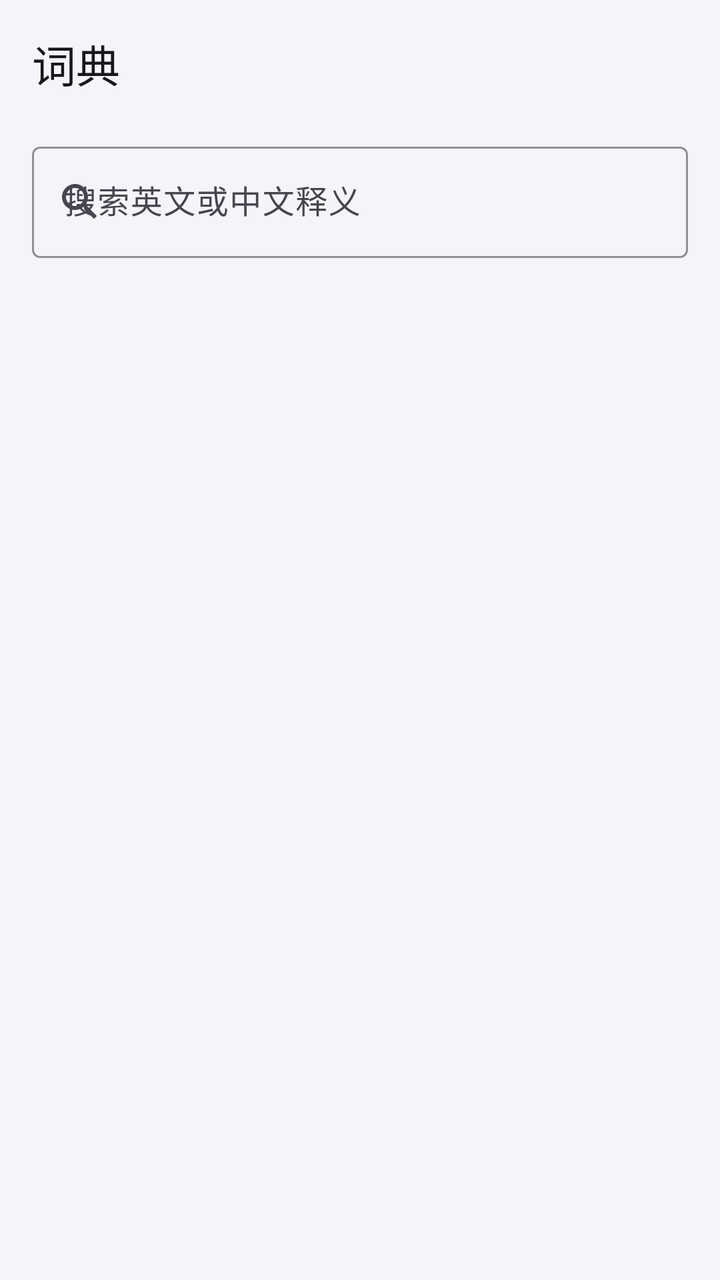
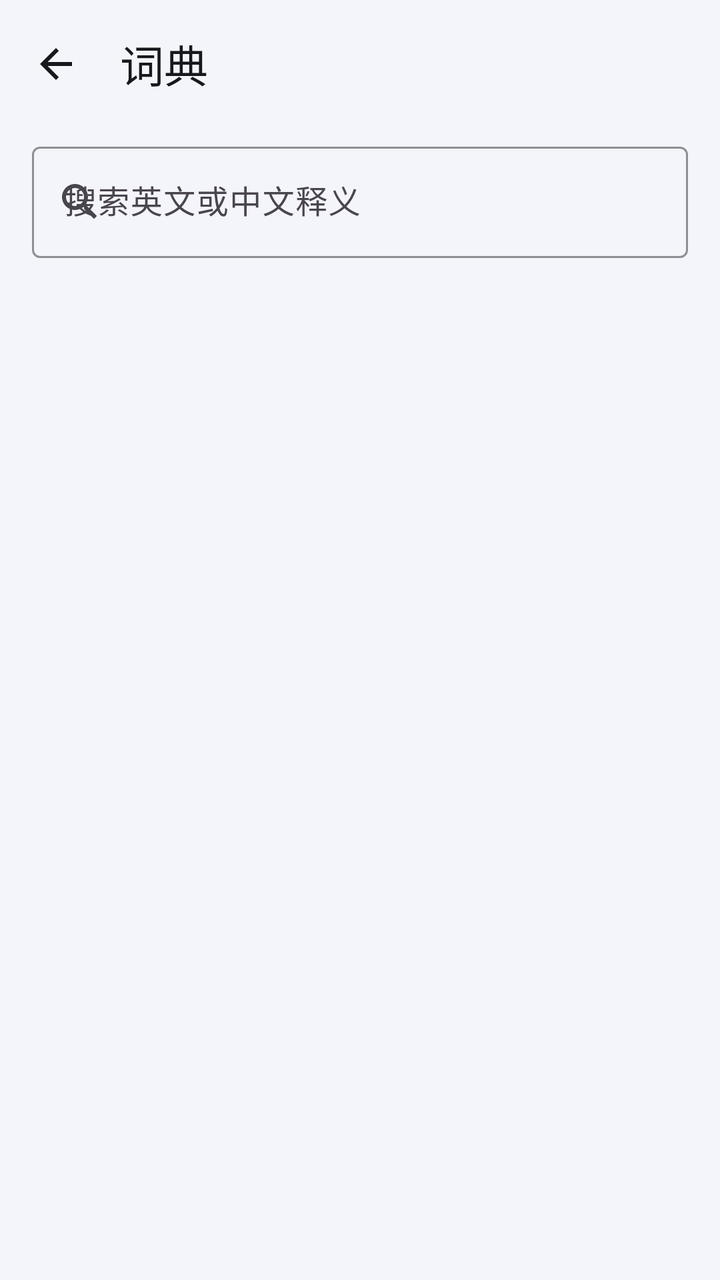

Two renders of the same Android screen: before a commit and after it. Below are the layout's source before the change and the commit's diff.
<!-- AndroidManifest.xml: application theme Theme.WordDrill -->
<!-- res/layout/activity_dictionary.xml -->
<?xml version="1.0" encoding="utf-8"?>
<LinearLayout xmlns:android="http://schemas.android.com/apk/res/android"
    xmlns:app="http://schemas.android.com/apk/res-auto"
    android:id="@+id/root"
    android:layout_width="match_parent"
    android:layout_height="match_parent"
    android:background="@color/bg"
    android:orientation="vertical">

    <com.google.android.material.appbar.MaterialToolbar
        android:id="@+id/toolbar"
        style="@style/Toolbar.WordDrill"
        android:layout_width="match_parent"
        android:layout_height="?attr/actionBarSize"
        app:title="@string/title_dictionary" />

    <com.google.android.material.textfield.TextInputLayout
        android:id="@+id/tilSearch"
        style="@style/Widget.Material3.TextInputLayout.OutlinedBox"
        android:layout_width="match_parent"
        android:layout_height="wrap_content"
        android:layout_marginStart="16dp"
        android:layout_marginTop="4dp"
        android:layout_marginEnd="16dp"
        android:hint="@string/dictionary_search_hint"
        app:boxStrokeColor="@color/brand"
        app:endIconMode="clear_text"
        app:startIconDrawable="@drawable/ic_search">

        <com.google.android.material.textfield.TextInputEditText
            android:id="@+id/etSearch"
            android:layout_width="match_parent"
            android:layout_height="wrap_content"
            android:imeOptions="actionSearch"
            android:inputType="text"
            android:maxLines="1"
            android:textSize="16sp" />
    </com.google.android.material.textfield.TextInputLayout>

    <TextView
        android:id="@+id/tvCount"
        android:layout_width="match_parent"
        android:layout_height="wrap_content"
        android:layout_marginStart="20dp"
        android:layout_marginTop="8dp"
        android:layout_marginEnd="20dp"
        android:textColor="@color/text_secondary"
        android:textSize="12sp" />

    <FrameLayout
        android:layout_width="match_parent"
        android:layout_height="0dp"
        android:layout_weight="1">

        <androidx.recyclerview.widget.RecyclerView
            android:id="@+id/recycler"
            android:layout_width="match_parent"
            android:layout_height="match_parent"
            android:clipToPadding="false"
            android:paddingStart="16dp"
            android:paddingTop="8dp"
            android:paddingEnd="16dp"
            android:paddingBottom="24dp" />

        <TextView
            android:id="@+id/tvEmpty"
            android:layout_width="match_parent"
            android:layout_height="wrap_content"
            android:layout_gravity="center"
            android:gravity="center"
            android:padding="32dp"
            android:textColor="@color/text_hint"
            android:textSize="14sp" />
    </FrameLayout>
</LinearLayout>
<!-- resources referenced by this layout -->
<resources>
  <color name="bg">#F4F5FA</color>
  <color name="brand">#3F5BD9</color>
  <color name="text_hint">#9AA0B0</color>
  <color name="text_secondary">#5B6172</color>
  <!-- drawable ic_search (drawable) -->
  <?xml version="1.0" encoding="utf-8"?>
  <vector xmlns:android="http://schemas.android.com/apk/res/android"
      android:width="24dp"
      android:height="24dp"
      android:viewportWidth="24"
      android:viewportHeight="24">
      <path
          android:fillColor="#FF000000"
          android:pathData="M15.5,14h-0.79l-0.28,-0.27C15.41,12.59 16,11.11 16,9.5 16,5.91 13.09,3 9.5,3S3,5.91 3,9.5 5.91,16 9.5,16c1.61,0 3.09,-0.59 4.23,-1.57l0.27,0.28v0.79l5,4.99L20.49,19l-4.99,-5zM9.5,14C7.01,14 5,11.99 5,9.5S7.01,5 9.5,5 14,7.01 14,9.5 11.99,14 9.5,14z" />
  </vector>
  <string name="dictionary_search_hint">搜索英文或中文释义</string>
  <string name="title_dictionary">词典</string>
  <style name="Toolbar.WordDrill" parent="Widget.Material3.Toolbar">
          <item name="android:background">@color/bg</item>
          <item name="titleTextColor">@color/text_primary</item>
          <item name="subtitleTextColor">@color/text_secondary</item>
          <item name="navigationIconTint">@color/text_primary</item>
      </style>
  <style name="Theme.WordDrill" parent="Theme.Material3.Light.NoActionBar">
          <item name="colorPrimary">@color/brand</item>
          <item name="colorOnPrimary">@color/white</item>
          <item name="colorPrimaryContainer">@color/brand_container</item>
          <item name="colorOnPrimaryContainer">@color/brand_dark</item>
          <item name="colorSecondary">@color/accent</item>
          <item name="colorSurface">@color/surface</item>
          <item name="android:colorBackground">@color/bg</item>
          <item name="android:windowBackground">@color/bg</item>
          <item name="android:statusBarColor">@color/bg</item>
          <item name="android:navigationBarColor">@color/bg</item>
          <item name="android:windowLightStatusBar">true</item>
      </style>
  <color name="text_primary">#17181C</color>
  <color name="white">#FFFFFF</color>
  <color name="brand_container">#E4E9FF</color>
  <color name="brand_dark">#1D2B6B</color>
  <color name="accent">#F2A03D</color>
  <color name="surface">#FFFFFF</color>
</resources>

<!-- the commit's change to res/layout/activity_dictionary.xml (unified diff, before → after) -->
@@ -12,6 +12,7 @@
         style="@style/Toolbar.WordDrill"
         android:layout_width="match_parent"
         android:layout_height="?attr/actionBarSize"
+        app:navigationIcon="@drawable/ic_arrow_back"
         app:title="@string/title_dictionary" />
 
     <com.google.android.material.textfield.TextInputLayout
<!-- resource entries referenced after the edit -->
@@ -4,6 +4,17 @@
   <color name="brand">#3F5BD9</color>
   <color name="text_hint">#9AA0B0</color>
   <color name="text_secondary">#5B6172</color>
+  <!-- drawable ic_arrow_back (drawable) -->
+  <?xml version="1.0" encoding="utf-8"?>
+  <vector xmlns:android="http://schemas.android.com/apk/res/android"
+      android:width="24dp"
+      android:height="24dp"
+      android:viewportWidth="24"
+      android:viewportHeight="24">
+      <path
+          android:fillColor="#FFFFFF"
+          android:pathData="M20,11H7.83l5.59,-5.59L12,4l-8,8 8,8 1.41,-1.41L7.83,13H20v-2z" />
+  </vector>
   <!-- drawable ic_search (drawable) -->
   <?xml version="1.0" encoding="utf-8"?>
   <vector xmlns:android="http://schemas.android.com/apk/res/android"
